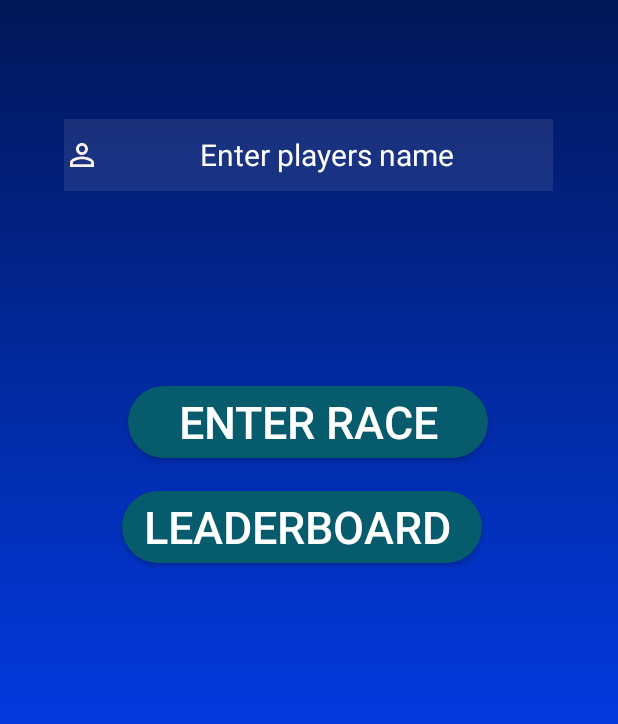
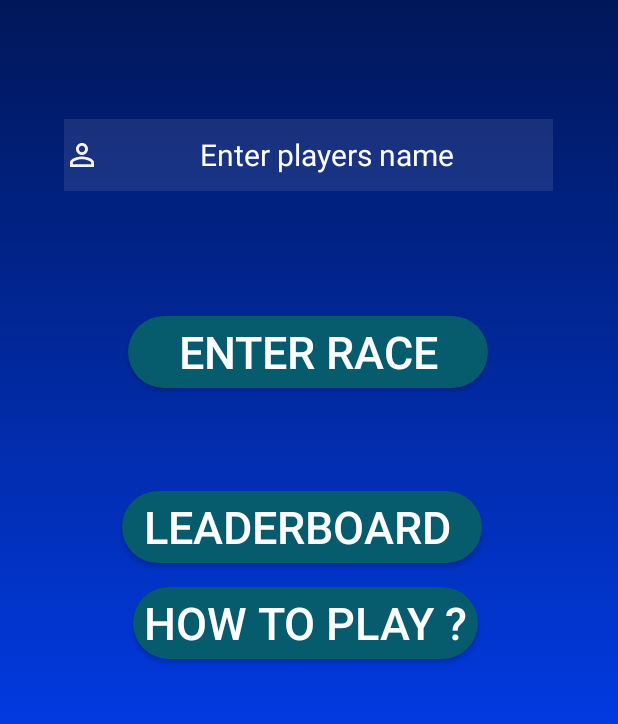
Before and after one commit to DIT113-V22/group-08, an Android app: the MainActivity screen opened directly, with no data from a screen before it, on a phone screen of 412 x 824 dp, the part 469-1193 px from its top. Run offline under Robolectric (Android 15) with nearby library versions, the phone set to English and light mode, and no system bars; plain views replace CircularImageView.

Commit message:
Add how to play Button on activity_main

```diff
--- a/Android/islandRush/app/src/main/res/layout-land/activity_main.xml
+++ b/Android/islandRush/app/src/main/res/layout-land/activity_main.xml
@@ -71,9 +71,25 @@
         android:layout_height="40dp"
         android:layout_below="@+id/button_enterRace"
         android:layout_centerInParent="true"
-        android:layout_marginBottom="104dp"
+        android:layout_marginBottom="16dp"
         android:background="@drawable/main_buttons"
         android:text="LeaderBoard "
+        android:textColor="@color/white"
+        android:textSize="17sp"
+        app:layout_constraintBottom_toTopOf="@+id/howToPlayBtn"
+        app:layout_constraintEnd_toEndOf="parent"
+        app:layout_constraintHorizontal_bias="0.81"
+        app:layout_constraintStart_toStartOf="parent" />
+
+    <Button
+        android:id="@+id/howToPlayBtn"
+        android:layout_width="250dp"
+        android:layout_height="40dp"
+        android:layout_below="@+id/button_enterRace"
+        android:layout_centerInParent="true"
+        android:layout_marginBottom="48dp"
+        android:background="@drawable/main_buttons"
+        android:text=" HOW TO PLAY ? "
         android:textColor="@color/white"
         android:textSize="17sp"
         app:layout_constraintBottom_toBottomOf="parent"
@@ -81,4 +97,6 @@
         app:layout_constraintHorizontal_bias="0.81"
         app:layout_constraintStart_toStartOf="parent" />
 
+
+
 </androidx.constraintlayout.widget.ConstraintLayout>
--- a/Android/islandRush/app/src/main/res/layout/activity_main.xml
+++ b/Android/islandRush/app/src/main/res/layout/activity_main.xml
@@ -57,8 +57,8 @@
         android:layout_height="wrap_content"
         android:layout_below="@id/playerName"
         android:layout_centerInParent="true"
-        android:layout_marginTop="36dp"
-        android:layout_marginBottom="22dp"
+        android:layout_marginTop="37dp"
+        android:layout_marginBottom="23dp"
         android:background="@drawable/main_buttons"
         android:text="  Enter Race  "
         android:textColor="@color/white"
@@ -67,8 +67,7 @@
         app:layout_constraintEnd_toEndOf="parent"
         app:layout_constraintHorizontal_bias="0.497"
         app:layout_constraintStart_toStartOf="parent"
-        app:layout_constraintTop_toBottomOf="@+id/playerName"
-        app:layout_constraintVertical_bias="1.0" />
+        app:layout_constraintTop_toBottomOf="@+id/playerName" />
 
     <Button
         android:id="@+id/button_Leaderboard"
@@ -76,15 +75,33 @@
         android:layout_height="wrap_content"
         android:layout_below="@+id/button_enterRace"
         android:layout_centerInParent="true"
-        android:layout_marginBottom="136dp"
+        android:layout_marginBottom="16dp"
         android:background="@drawable/main_buttons"
         android:text="LeaderBoard "
+        android:textColor="@color/white"
+
+        android:textSize="30sp"
+        app:layout_constraintBottom_toTopOf="@+id/howToPlayBtn"
+        app:layout_constraintEnd_toEndOf="parent"
+        app:layout_constraintHorizontal_bias="0.474"
+        app:layout_constraintStart_toStartOf="parent" />
+
+    <Button
+        android:id="@+id/howToPlayBtn"
+        android:layout_width="wrap_content"
+        android:layout_height="wrap_content"
+        android:layout_below="@+id/button_enterRace"
+        android:layout_centerInParent="true"
+        android:layout_marginBottom="72dp"
+        android:background="@drawable/main_buttons"
+        android:text=" HOW TO PLAY ? "
         android:textColor="@color/white"
         android:textSize="30sp"
         app:layout_constraintBottom_toBottomOf="parent"
         app:layout_constraintEnd_toEndOf="parent"
-        app:layout_constraintHorizontal_bias="0.474"
+        app:layout_constraintHorizontal_bias="0.489"
         app:layout_constraintStart_toStartOf="parent" />
 
 
+
 </androidx.constraintlayout.widget.ConstraintLayout>
```
